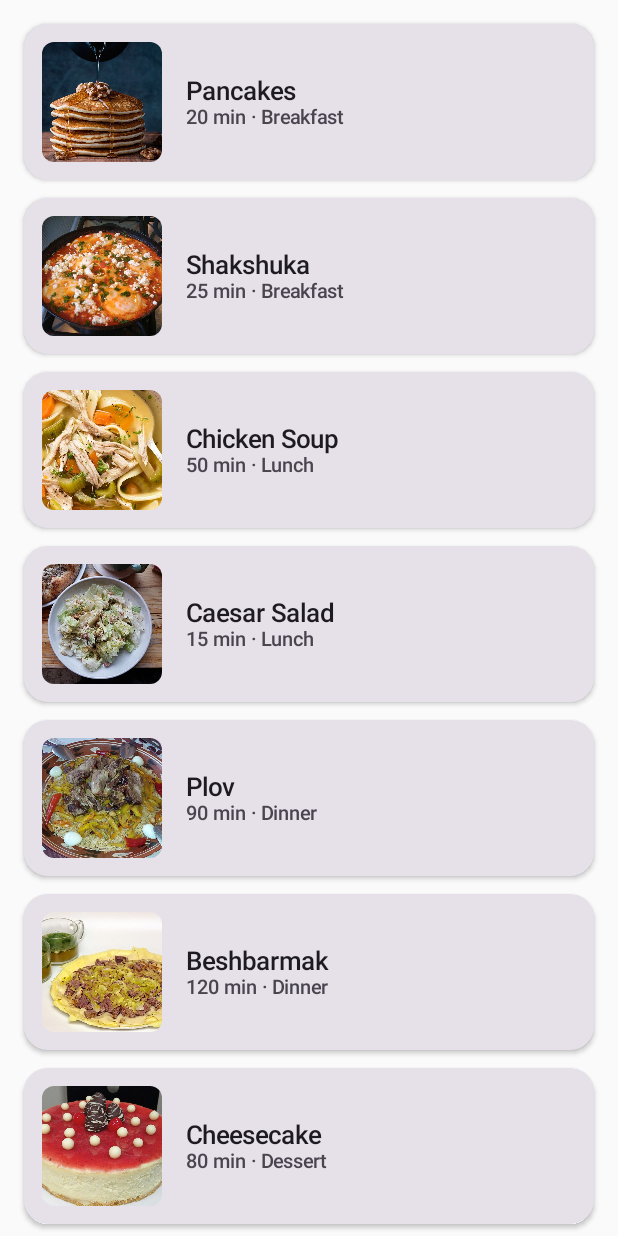
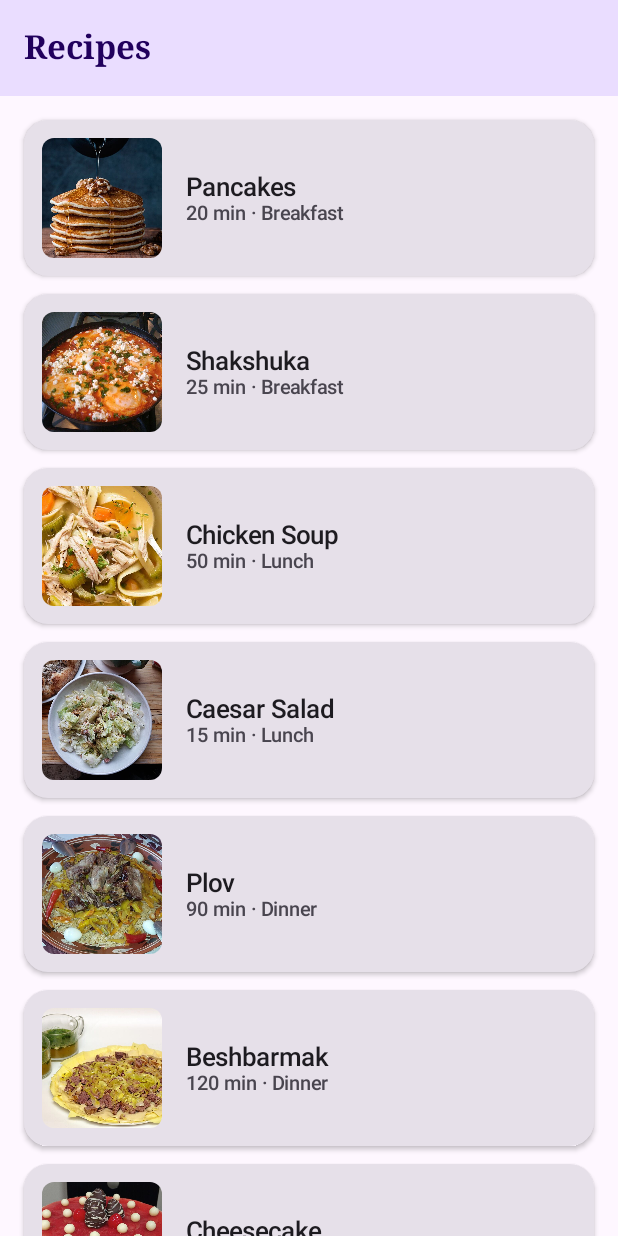
Before and after one commit to Serdar0000/mobile_project, an Android app built with Jetpack Compose: the screen it shows after launch (MainActivity), after a tap on "Pancakes", on a phone screen of 412 x 824 dp. Run offline under Robolectric (Android 15) with nearby library versions, the phone set to English and light mode, and no system bars.

Commit message:
add scaffold with top app bar

```diff
--- a/app/src/main/java/com/example/recipeapp/ui/home/HomeScreen.kt
+++ b/app/src/main/java/com/example/recipeapp/ui/home/HomeScreen.kt
@@ -2,14 +2,18 @@ package com.example.recipeapp.ui.home
 
 import androidx.compose.foundation.layout.Arrangement
 import androidx.compose.foundation.layout.PaddingValues
+import androidx.compose.foundation.layout.padding
 import androidx.compose.foundation.lazy.LazyColumn
 import androidx.compose.foundation.lazy.items
+import androidx.compose.material3.Scaffold
 import androidx.compose.runtime.Composable
 import androidx.compose.runtime.collectAsState
 import androidx.compose.runtime.getValue
+import androidx.compose.ui.Modifier
 import androidx.compose.ui.unit.dp
 import androidx.lifecycle.viewmodel.compose.viewModel
 import com.example.recipeapp.ui.components.RecipeCard
+import com.example.recipeapp.ui.components.RecipeTopAppBar
 
 @Composable
 fun HomeScreen(
@@ -19,12 +23,19 @@ fun HomeScreen(
 ) {
     val recipes by viewModel.recipes.collectAsState()
 
-    LazyColumn(
-        contentPadding = PaddingValues(16.dp),
-        verticalArrangement = Arrangement.spacedBy(12.dp)
-    ) {
-        items(recipes, key = { it.id }) { recipe ->
-            RecipeCard(recipe = recipe, onClick = {})
+    Scaffold(
+        topBar = {
+            RecipeTopAppBar(title = "Recipes", canNavigateBack = false)
+        }
+    ) { innerPadding ->
+        LazyColumn(
+            contentPadding = PaddingValues(16.dp),
+            verticalArrangement = Arrangement.spacedBy(12.dp),
+            modifier = Modifier.padding(innerPadding)
+        ) {
+            items(recipes, key = { it.id }) { recipe ->
+                RecipeCard(recipe = recipe, onClick = {})
+            }
         }
     }
 }
```
